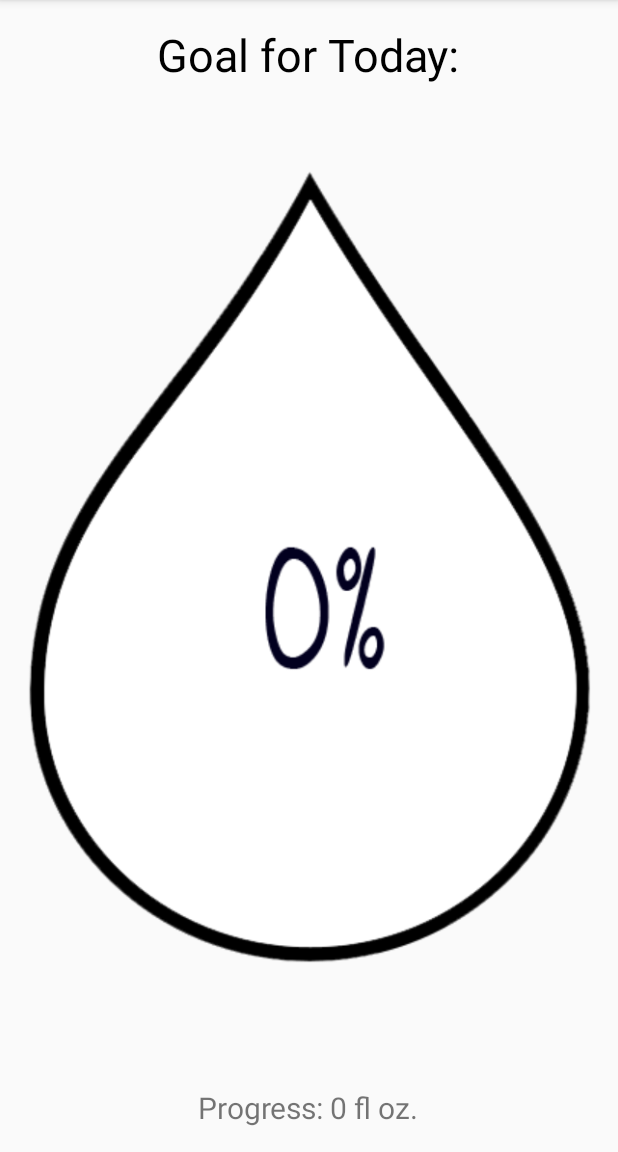
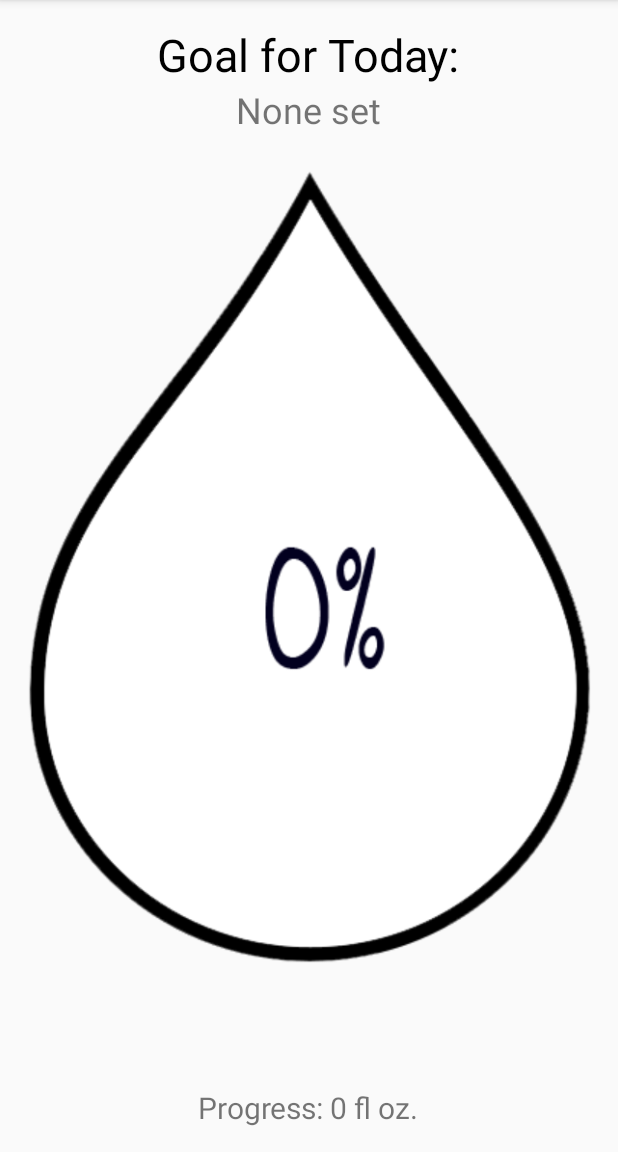
Before and after one commit to alexisfat/HelloHydration, an Android app: the screen it shows after launch (MainActivity), on a phone screen of 412 x 824 dp, the part 84-1236 px from its top. Run offline under Robolectric (Android 15) with nearby library versions, the phone set to English and light mode, and no system bars.

Commit message:
Calculates goal from weight

```diff
--- a/app/src/main/java/com/example/umiacs/hellohydration/MainActivity.java
+++ b/app/src/main/java/com/example/umiacs/hellohydration/MainActivity.java
@@ -86,13 +86,21 @@ public class MainActivity extends AppCompatActivity {
     protected void onResume(){
         super.onResume();
 
-        //calculate goal from settings
-        //TODO: actually calculate goal from settings
+        /*
+            [weight] * 0.5oz + [minutes of exercise] * 12oz
+            https://www.umsystem.edu/newscentral/totalrewards/2014/06/19/how-to-calculate-how-much-water-you-should-drink/
+        */
+
+        TextView goalNum = (TextView) findViewById(R.id.goalNum);
         settings = getSharedPreferences("Settings", Context.MODE_PRIVATE);
-        if(settings.getString("name","").length() > 0) {    //user entered at least a name in settings
-            TextView goalNum = (TextView) findViewById(R.id.goalNum);
-            goalNum.setText("64 fl oz.");
+        String weightStr = settings.getString("weight","");
+        if(weightStr.length() > 0) {    //user entered a weight
+            //TODO: retrieve minutes of exercise
+            double goalDouble = Double.parseDouble(weightStr) * 0.5 + 0 * 12;
+            goalNum.setText(Double.toString(goalDouble));
             Toast.makeText(getApplicationContext(), "Goal updated!", Toast.LENGTH_SHORT).show();
+        }  else {
+            goalNum.setText("None set");
         }
     }
 
--- a/app/src/main/java/com/example/umiacs/hellohydration/Settings.java
+++ b/app/src/main/java/com/example/umiacs/hellohydration/Settings.java
@@ -31,7 +31,6 @@ public class Settings extends AppCompatActivity {
         final EditText weightField = (EditText) findViewById(R.id.weightField);
 
         //set up save button
-        //TODO: make sure input is valid
         Button saveButton = (Button) findViewById(R.id.saveButton);
         saveButton.setOnClickListener(new View.OnClickListener() {
             @Override
--- a/app/src/main/res/values/colors.xml
+++ b/app/src/main/res/values/colors.xml
@@ -2,5 +2,5 @@
 <resources>
     <color name="colorPrimary">#3F51B5</color>
     <color name="colorPrimaryDark">#303F9F</color>
-    <color name="colorAccent">#FF4081</color>
+    <color name="colorAccent">#93bcff</color>
 </resources>
```
